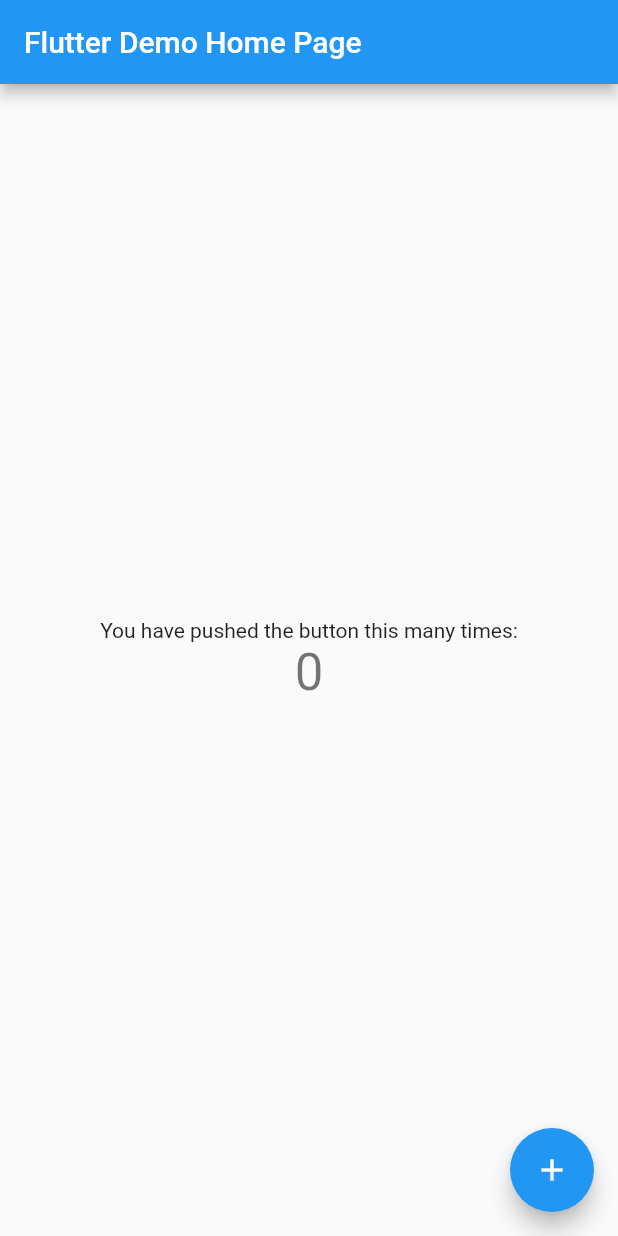
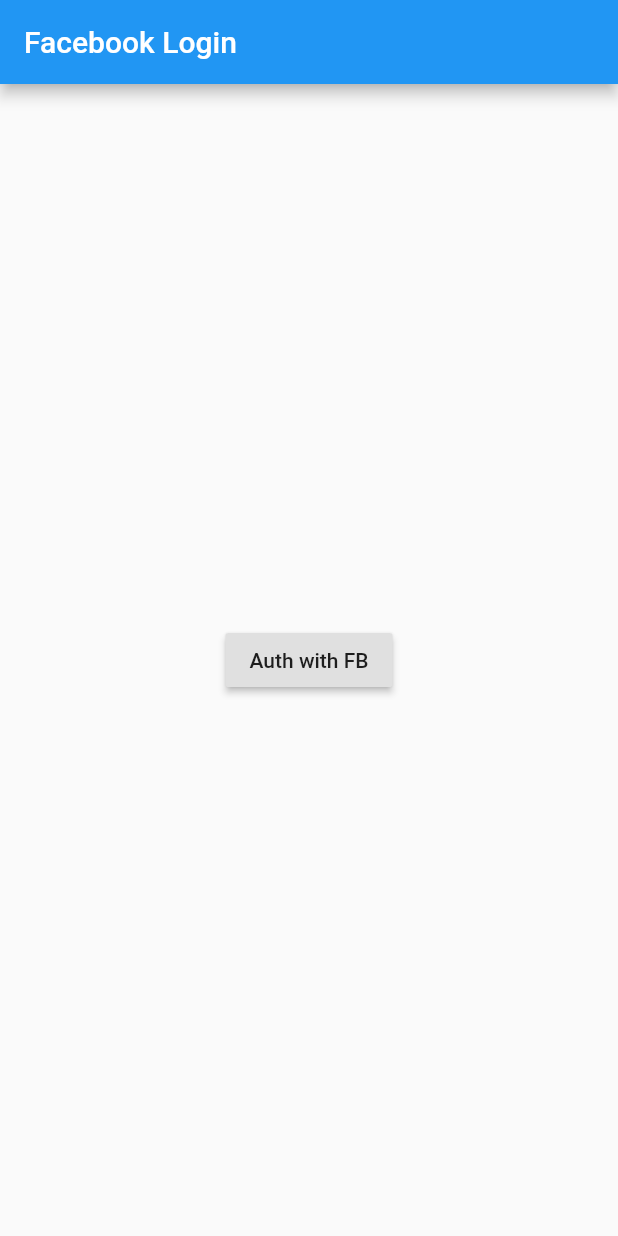
Before and after one commit to shinucla/flutter_fb_login_new, a Flutter app: the screen it shows after launch, on a phone screen of 412 x 824 dp. Run offline on Flutter 3.47's test engine with Material 2 defaults, Android fonts, the phone set to English and light mode, and no system bars; our stand-ins replace flutter_secure_storage; missing offline and left inert: flutter_facebook_login.

Commit message:
adding main logic code for Facebook auth and call http post to login  - step 1: click on the auth button to initFBAuth, in return, you will get access_token  - step 2: click on the login button to initLogin, in return, you will get jwt  - step 3: both access_token and jwt will be save on secured storage

```diff
--- a/lib/main.dart
+++ b/lib/main.dart
@@ -1,111 +1,14 @@
 import 'package:flutter/material.dart';
+import 'second_page.dart';
 
-void main() => runApp(MyApp());
+void main() => runApp(MainApp());
 
-class MyApp extends StatelessWidget {
-  // This widget is the root of your application.
-  @override
-  Widget build(BuildContext context) {
+class MainApp extends StatelessWidget {
+  @override Widget build(BuildContext context)
+  {
     return MaterialApp(
-      title: 'Flutter Demo',
-      theme: ThemeData(
-        // This is the theme of your application.
-        //
-        // Try running your application with "flutter run". You'll see the
-        // application has a blue toolbar. Then, without quitting the app, try
-        // changing the primarySwatch below to Colors.green and then invoke
-        // "hot reload" (press "r" in the console where you ran "flutter run",
-        // or simply save your changes to "hot reload" in a Flutter IDE).
-        // Notice that the counter didn't reset back to zero; the application
-        // is not restarted.
-        primarySwatch: Colors.blue,
-      ),
-      home: MyHomePage(title: 'Flutter Demo Home Page'),
+      title: 'My First App',
+      home: SecondPage()
     );
   }
 }
-
-class MyHomePage extends StatefulWidget {
-  MyHomePage({Key key, this.title}) : super(key: key);
-
-  // This widget is the home page of your application. It is stateful, meaning
-  // that it has a State object (defined below) that contains fields that affect
-  // how it looks.
-
-  // This class is the configuration for the state. It holds the values (in this
-  // case the title) provided by the parent (in this case the App widget) and
-  // used by the build method of the State. Fields in a Widget subclass are
-  // always marked "final".
-
-  final String title;
-
-  @override
-  _MyHomePageState createState() => _MyHomePageState();
-}
-
-class _MyHomePageState extends State<MyHomePage> {
-  int _counter = 0;
-
-  void _incrementCounter() {
-    setState(() {
-      // This call to setState tells the Flutter framework that something has
-      // changed in this State, which causes it to rerun the build method below
-      // so that the display can reflect the updated values. If we changed
-      // _counter without calling setState(), then the build method would not be
-      // called again, and so nothing would appear to happen.
-      _counter++;
-    });
-  }
-
-  @override
-  Widget build(BuildContext context) {
-    // This method is rerun every time setState is called, for instance as done
-    // by the _incrementCounter method above.
-    //
-    // The Flutter framework has been optimized to make rerunning build methods
-    // fast, so that you can just rebuild anything that needs updating rather
-    // than having to individually change instances of widgets.
-    return Scaffold(
-      appBar: AppBar(
-        // Here we take the value from the MyHomePage object that was created by
-        // the App.build method, and use it to set our appbar title.
-        title: Text(widget.title),
-      ),
-      body: Center(
-        // Center is a layout widget. It takes a single child and positions it
-        // in the middle of the parent.
-        child: Column(
-          // Column is also layout widget. It takes a list of children and
-          // arranges them vertically. By default, it sizes itself to fit its
-          // children horizontally, and tries to be as tall as its parent.
-          //
-          // Invoke "debug painting" (press "p" in the console, choose the
-          // "Toggle Debug Paint" action from the Flutter Inspector in Android
-          // Studio, or the "Toggle Debug Paint" command in Visual Studio Code)
-          // to see the wireframe for each widget.
-          //
-          // Column has various properties to control how it sizes itself and
-          // how it positions its children. Here we use mainAxisAlignment to
-          // center the children vertically; the main axis here is the vertical
-          // axis because Columns are vertical (the cross axis would be
-          // horizontal).
-          mainAxisAlignment: MainAxisAlignment.center,
-          children: <Widget>[
-            Text(
-              'You have pushed the button this many times:',
-            ),
-            Text(
-              '$_counter',
-              style: Theme.of(context).textTheme.display1,
-            ),
-          ],
-        ),
-      ),
-      floatingActionButton: FloatingActionButton(
-        onPressed: _incrementCounter,
-        tooltip: 'Increment',
-        child: Icon(Icons.add),
-      ), // This trailing comma makes auto-formatting nicer for build methods.
-    );
-  }
-}
--- /dev/null
+++ b/lib/second_page.dart
@@ -0,0 +1,116 @@
+import 'dart:convert'; // for using jsonDecode()
+import 'package:flutter/material.dart';
+import 'package:flutter_facebook_login/flutter_facebook_login.dart';
+import 'package:flutter_secure_storage/flutter_secure_storage.dart';
+import 'package:http/http.dart' as http;
+
+import 'config.dart';
+
+class SecondPage extends StatefulWidget {
+  @override SecondPageState createState() => new SecondPageState();
+}
+
+class SecondPageState extends State<SecondPage> {
+  final storage = new FlutterSecureStorage();
+
+  bool isAuthenticated = false;
+  bool isLoggedIn = false;
+
+  String accessToken = '';
+  String jwt = "";
+
+  @override void initState() {
+    super.initState();
+    this.initStoredValuesAsyc();
+  }
+
+  @override Widget build(BuildContext context) {
+    return MaterialApp(
+      title: 'My First App',
+      home: Scaffold(
+	appBar: AppBar( title: Text('Facebook Login') ),
+	body: Container(
+	  child: Center(child: isAuthenticated
+			? (isLoggedIn
+			   ? Text('logged in ' + this.jwt)
+			   : RaisedButton(child: Text('Login in'), onPressed: () => initLogin()))
+			: RaisedButton(child: Text('Auth with FB'), onPressed: () => initFBAuth()))
+
+	)
+      )
+    );
+  }
+
+  void initStoredValuesAsyc() async {
+    var token = await this.storage.read(key: Config.FSS_KEY_FB_TOKEN);
+    var jwt = await this.storage.read(key: Config.FSS_KEY_JWT);
+
+    setState(() {
+      this.accessToken = token;
+      this.jwt = jwt;
+      this.isAuthenticated = null == token ? false : true;
+      this.isLoggedIn = null == jwt ? false : true;
+    });
+  }
+
+  void initFBAuth() async {
+    var fb = FacebookLogin();
+    var res = await fb.logInWithReadPermissions(['email']);
+
+    switch (res.status) {
+    case FacebookLoginStatus.error:
+      print("Error: " + res.errorMessage);
+      onAuthStatusChanged(res, false);
+      break;
+
+    case FacebookLoginStatus.cancelledByUser:
+      print("Cancelled by user");
+      onAuthStatusChanged(res, false);
+      break;
+
+    case FacebookLoginStatus.loggedIn:
+      print("Authed");
+      onAuthStatusChanged(res, true);
+      break;
+    }
+  }
+
+  void initLogin() async {
+    var url = "${Config.APP_SERVER_URL}user/api/loginByFacebook";
+    var res = await http.post(url, body: { "token": this.accessToken });
+
+    if (200 == res.statusCode) {
+      var body = jsonDecode(res.body);
+
+      if (null != body['result']['err']) {
+	print('NOT Logged in');
+
+      } else {
+	var jwt = body['result']['jwt'];
+	storeKeyValue(Config.FSS_KEY_JWT, jwt);
+	setState(() {
+	  this.jwt = jwt;
+	  this.isLoggedIn = null == jwt ? false : true;
+	});
+      }
+
+    } else {
+      print('NOT Logged in');
+    }
+  }
+
+  void onAuthStatusChanged(res, bool isAuthenticated) {
+    setState(() {
+      this.isAuthenticated = isAuthenticated;
+      if (isAuthenticated) {
+	print(res.accessToken.token);
+	this.accessToken = res.accessToken.token;
+	storeKeyValue(Config.FSS_KEY_FB_TOKEN, this.accessToken);
+      }
+    });
+  }
+
+  void storeKeyValue(key, value) async {
+    await this.storage.write(key: key, value: value);
+  }
+}
```
